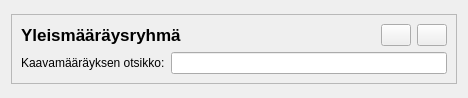
Above: arho_feature_template/gui/components/general_regulation_group_widget.ui from GispoCoding/arho-qgis-plugin before the change. Below: the same form after it.
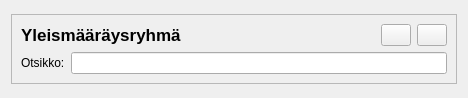
That is the form after the change.

The edit to the form file:
```diff
--- a/arho_feature_template/gui/components/general_regulation_group_widget.ui
+++ b/arho_feature_template/gui/components/general_regulation_group_widget.ui
@@ -134,7 +134,7 @@
            </font>
           </property>
           <property name="text">
-           <string>Kaavamääräyksen otsikko:</string>
+           <string>Otsikko:</string>
           </property>
          </widget>
         </item>
```
